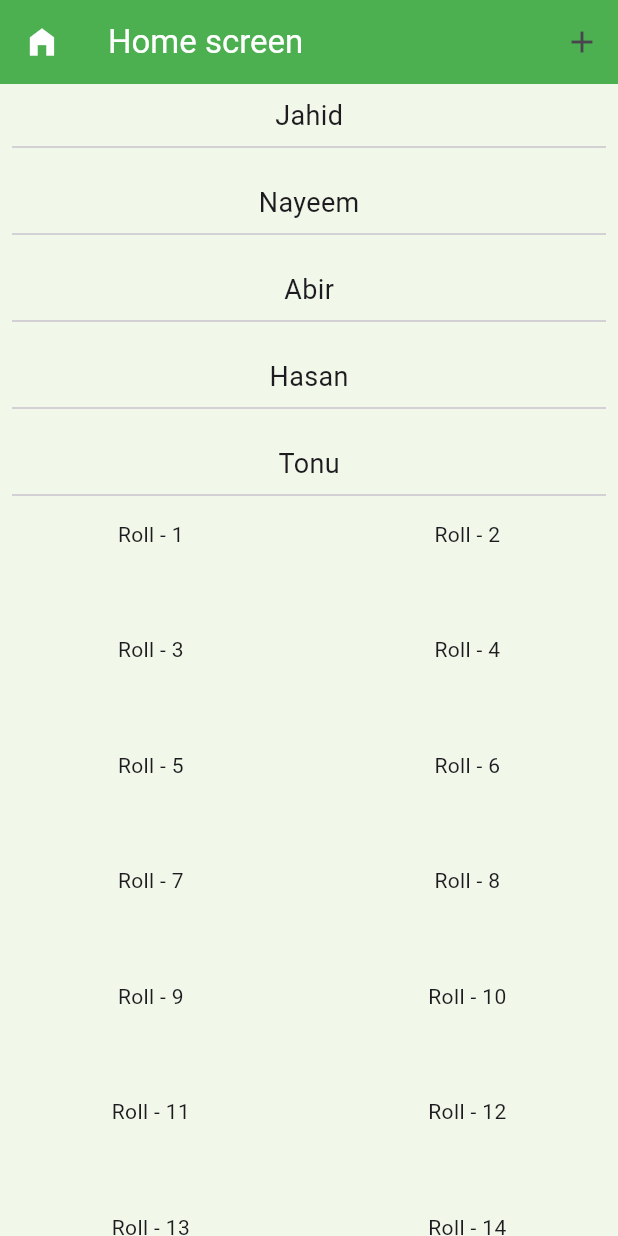
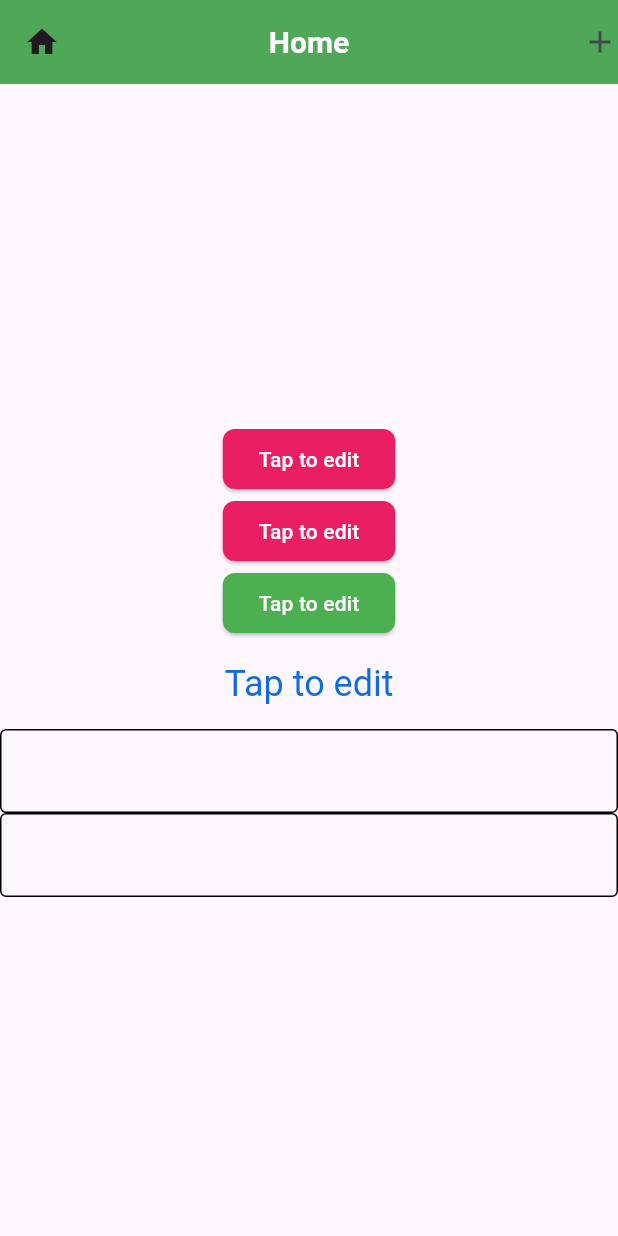
Before and after one commit to ashikmoinul/flutter_android_project, a Flutter app: the screen it shows after launch, on a phone screen of 412 x 824 dp. Run offline on Flutter 3.47's test engine with Material 3 defaults, Android fonts, the phone set to English and light mode, and no system bars.

Commit message:
Code Added

```diff
--- a/lib/main.dart
+++ b/lib/main.dart
@@ -1,5 +1,47 @@
-// Buttons(ElevatedButton, TextButton, IconButton, GestureDetector, InkWell)
-// |  TextField | Container | Padding
+/*import 'package:flutter/cupertino.dart';
+
+void main() {
+  runApp(iOSStyleApp());
+}
+
+class iOSStyleApp extends StatelessWidget {
+  const iOSStyleApp({super.key});
+
+  @override
+  Widget build(BuildContext context) {
+    return const CupertinoApp(
+      home: HomePage(),
+    );
+  }
+}
+
+class HomePage extends StatelessWidget {
+  const HomePage({super.key});
+
+  @override
+  Widget build(BuildContext context) {
+    return CupertinoPageScaffold(
+        navigationBar: CupertinoNavigationBar(
+          middle: Text('Home'),
+          trailing: CupertinoButton(
+            onPressed: () {},
+            child: Icon(CupertinoIcons.add),
+          ),
+        ),
+        child: Center(
+          child: Column(
+            mainAxisAlignment: MainAxisAlignment.center,
+            children: [
+              CupertinoActivityIndicator(
+                radius: 24,
+              ),
+              CupertinoSwitch(value: false, onChanged: (value) {})
+            ],
+          ),
+        ),
+    );
+  }
+}*/
 
 import 'package:flutter/material.dart';
 
@@ -8,271 +50,115 @@ void main() {
 }
 
 class MyApp extends StatelessWidget {
+  const MyApp({super.key});
+
   @override
   Widget build(BuildContext context) {
     return MaterialApp(
-      title: 'Hello World',
-      // debugShowCheckedModeBanner: false,
-      home: Home(),
+      home: HomeScreen(),
+      theme: ThemeData(
+          brightness: Brightness.light,
+          elevatedButtonTheme: ElevatedButtonThemeData(
+            // style: ElevatedButton.styleFrom(
+            //   backgroundColor: Colors.pink,
+            //   foregroundColor: Colors.white,
+            //   shape: RoundedRectangleBorder(
+            //     borderRadius: BorderRadius.circular(8),
+            //   ),
+            // ),
+            style: ButtonStyles.elevatedButton,
+          ),
+          textButtonTheme: TextButtonThemeData(
+            style: ButtonStyles.textButton,
+          ),
+          inputDecorationTheme: InputDecorationTheme(
+              enabledBorder: OutlineInputBorder(),
+              focusedBorder:
+              OutlineInputBorder(borderRadius: BorderRadius.circular(50)),
+              errorBorder: OutlineInputBorder(
+                  borderSide: BorderSide(color: Colors.red))),
+          appBarTheme: AppBarTheme(
+              backgroundColor: Colors.green,
+              centerTitle: true,
+              elevation: 3,
+              titleTextStyle: TextStyle(
+                  color: Colors.white,
+                  fontWeight: FontWeight.bold,
+                  fontSize: 20))),
+      darkTheme: ThemeData(
+        brightness: Brightness.dark,
+        elevatedButtonTheme: ElevatedButtonThemeData(
+          style: ElevatedButton.styleFrom(
+            backgroundColor: Colors.purple,
+            foregroundColor: Colors.white,
+            shape: RoundedRectangleBorder(
+              borderRadius: BorderRadius.circular(8),
+            ),
+          ),
+        ),
+      ),
+      themeMode: ThemeMode.light,
     );
   }
 }
 
-// Column => Vertically
-// Row => Horizontally
-
-class Home extends StatelessWidget {
-  List<String> studentList = [
-    'Jahid',
-    'Nayeem',
-    'Abir',
-    'Hasan',
-    'Tonu'
-  ];
+class HomeScreen extends StatelessWidget {
+  const HomeScreen({super.key});
 
   @override
   Widget build(BuildContext context) {
-    // Write whatever you want to show in screen
     return Scaffold(
-      backgroundColor: Colors.lightGreen.shade50,
       appBar: AppBar(
-        backgroundColor: Colors.green,
-        title: Text('Home screen', style: TextStyle(
-            color: Colors.white
-        ),),
-        leading: Icon(Icons.home_filled, color: Colors.white,),
+        title: Text('Home'),
+        leading: Icon(Icons.home),
         actions: [
-          IconButton(onPressed: () {
-            // ScaffoldMessenger.of(context).showSnackBar(
-            //   SnackBar(
-            //     content: Text('Money has been transferred'),
-            //     backgroundColor: Colors.green,
-            //     duration: Duration(seconds: 1),
-            //   ),
-            // );
-            showDialog(context: context, builder: (context) {
-              return AlertDialog(
-                title: Text('Send money'),
-                content: Text('Are you sure that you want to send money?'),
-                actions: [
-
-                ],
-              );
-            });
-          }, icon: Icon(Icons.add)),
+          Icon(Icons.add)
         ],
       ),
-      // body: SingleChildScrollView(
-      //   child: Column(
-      //     children: [
-      //       Text('sdfjdkslfkds'),
-      //       Text('sdfjdkslfkds'),
-      //       Text('sdfjdkslfkds'),
-      //       Text('sdfjdkslfkds'),
-      //       Text('sdfjdkslfkds'),
-      //       Text('sdfjdkslfkds'),
-      //       Text('sdfjdkslfkds'),
-      //       Text('sdfjdkslfkds'),
-      //       Text('sdfjdkslfkds'),
-      //       Text('sdfjdkslfkds'),
-      //       Text('sdfjdkslfkds'),
-      //       Text('sdfjdkslfkds'),
-      //       Text('sdfjdkslfkds'),
-      //       Text('sdfjdkslfkds'),
-      //       Text('sdfjdkslfkds'),
-      //       Text('sdfjdkslfkds'),
-      //       Text('sdfjdkslfkds'),
-      //       Text('sdfjdkslfkds'),
-      //       Text('sdfjdkslfkds'),
-      //       Text('sdfjdkslfkds'),
-      //       Text('sdfjdkslfkds'),
-      //       Text('sdfjdkslfkds'),
-      //       Text('sdfjdkslfkds'),
-      //       Text('sdfjdkslfkds'),
-      //       Text('sdfjdkslfkds'),
-      //       Text('sdfjdkslfkds'),
-      //       Text('sdfjdkslfkds'),
-      //       Text('sdfjdkslfkds'),
-      //       Text('sdfjdkslfkds'),
-      //       Text('sdfjdkslfkds'),
-      //       Text('sdfjdkslfkds'),
-      //       Text('sdfjdkslfkds'),
-      //       Text('sdfjdkslfkds'),
-      //       Text('sdfjdkslfkds'),
-      //       Text('sdfjdkslfkds'),
-      //       Text('sdfjdkslfkds'),
-      //       Text('sdfjdkslfkds'),
-      //       Text('sdfjdkslfkds'),
-      //       Text('sdfjdkslfkds'),
-      //       Text('sdfjdkslfkds'),
-      //       Text('sdfjdkslfkds'),
-      //       Text('sdfjdkslfkds'),
-      //       Text('sdfjdkslfkds'),
-      //       Text('sdfjdkslfkds'),
-      //       Text('sdfjdkslfkds'),
-      //       Text('sdfjdkslfkds'),
-      //     ]
-      //   ),
-      // )
-      /*body: ListView(
-          scrollDirection: Axis.horizontal,
+      body: Center(
+        child: Column(
+          mainAxisAlignment: MainAxisAlignment.center,
           children: [
-        Text('sdfjdkslfkds'),
-        Text('sdfjdkslfkds'),
-        Text('sdfjdkslfkds'),
-        Text('sdfjdkslfkds'),
-        Text('sdfjdkslfkds'),
-        Text('sdfjdkslfkds'),
-        Text('sdfjdkslfkds'),
-        Text('sdfjdkslfkds'),
-        Text('sdfjdkslfkds'),
-        Text('sdfjdkslfkds'),
-        Text('sdfjdkslfkds'),
-        Text('sdfjdkslfkds'),
-        Text('sdfjdkslfkds'),
-        Text('sdfjdkslfkds'),
-        Text('sdfjdkslfkds'),
-        Text('sdfjdkslfkds'),
-        Text('sdfjdkslfkds'),
-        Text('sdfjdkslfkds'),
-        Text('sdfjdkslfkds'),
-        Text('sdfjdkslfkds'),
-        Text('sdfjdkslfkds'),
-        Text('sdfjdkslfkds'),
-        Text('sdfjdkslfkds'),
-        Text('sdfjdkslfkds'),
-        Text('sdfjdkslfkds'),
-        Text('sdfjdkslfkds'),
-        Text('sdfjdkslfkds'),
-        Text('sdfjdkslfkds'),
-        Text('sdfjdkslfkds'),
-        Text('sdfjdkslfkds'),
-        Text('sdfjdkslfkds'),
-        Text('sdfjdkslfkds'),
-        Text('sdfjdkslfkds'),
-        Text('sdfjdkslfkds'),
-        Text('sdfjdkslfkds'),
-        Text('sdfjdkslfkds'),
-        Text('sdfjdkslfkds'),
-        Text('sdfjdkslfkds'),
-        Text('sdfjdkslfkds'),
-        Text('sdfjdkslfkds'),
-        Text('sdfjdkslfkds'),
-        Text('sdfjdkslfkds'),
-        Text('sdfjdkslfkds'),
-        Text('sdfjdkslfkds'),
-        Text('sdfjdkslfkds'),
-        Text('sdfjdkslfkds'),
-      ]),*/
-      /*body: ListView.builder(
-        itemCount: 100,
-          itemBuilder: (context, index) {
-            return Text('${index + 1}', style: TextStyle(
-              fontSize: 32
-            ),);
-          }
-      ),*/
-      /*body: ListView.builder(
-          itemCount: studentList.length,
-          itemBuilder: (context, index) {
-            return Padding(
-              padding: const EdgeInsets.all(8.0),
-              child: Column(
-                children: [
-                  Text(studentList[index], style: TextStyle(
-                    fontSize: 18
-                  ),),
-                  Divider()
-                ],
+            ElevatedButton(
+              onPressed: () {},
+              child: Text('Tap to edit'),
+            ),
+            ElevatedButton(
+              onPressed: () {},
+              child: Text('Tap to edit'),
+            ),
+            ElevatedButton(
+              style: ElevatedButton.styleFrom(backgroundColor: Colors.green),
+              onPressed: () {},
+              child: Text('Tap to edit'),
+            ),
+            // 0xFF - prefix
+            TextButton(
+              style: TextButton.styleFrom(
+                foregroundColor: Color(0xFF0F6CDC), // custom color
               ),
-            );
-          },
-      ),*/
-      /*body: ListView.separated(
-        itemCount: studentList.length,
-        itemBuilder: (context, index) {
-          return Row(
-            mainAxisAlignment: MainAxisAlignment.spaceBetween,
-            children: [
-              Text(studentList[index],
-                style: TextStyle(
-                  fontSize: 18
-              ),),
-              Text(studentList[index],
-                style: TextStyle(
-                  fontSize: 18
-              ),),
-            ],
-          );
-        },
-        separatorBuilder: (context, index) {
-          return Divider(
-            height: 32,
-            thickness: 2,
-            endIndent: 16,
-            indent: 8,
-            color: Colors.pink,
-          );
-        },
-      ),*/
-      /*body: GridView(
-        gridDelegate: SliverGridDelegateWithFixedCrossAxisCount(crossAxisCount: 6),
-        children: [
-          Text('1'),
-          Text('2'),
-          Text('3'),
-          Text('4'),
-          Text('5'),
-          Text('6'),
-          Text('7'),
-          Text('8'),
-          Text('8'),
-        ],
-      ),*/
-      // ALT + ENTER (Win)
-      // opt + Enter (Mac)
-      body: SingleChildScrollView(
-        child: Column(
-          children: [
-            ListView.builder(
-              shrinkWrap: true,
-              primary: false,
-              itemCount: studentList.length,
-              itemBuilder: (context, index) {
-                return Padding(
-                  padding: const EdgeInsets.all(8.0),
-                  child: Column(
-                    children: [
-                      Text(
-                        studentList[index],
-                        style: TextStyle(fontSize: 18),
-                      ),
-                      Divider()
-                    ],
-                  ),
-                );
-              },
+              onPressed: () {},
+              child: Text('Tap to edit'),
             ),
-            GridView.builder(
-              shrinkWrap: true,
-              primary: false,
-              itemCount: 100,
-              gridDelegate: SliverGridDelegateWithFixedCrossAxisCount(
-                  crossAxisCount: 2, childAspectRatio: 3,
-                  mainAxisSpacing: 10,
-                  crossAxisSpacing: 10
-              ),
-              itemBuilder: (context, index) {
-                return Column(
-                  children: [
-                    Text('Roll - ${index+1}'),
-                    // Text(studentList[index])
-                  ],
-                );
-              },),
+            TextField(),
+            TextField(),
           ],
         ),
       ),
     );
   }
 }
+
+class ButtonStyles {
+  static ButtonStyle elevatedButton = ElevatedButton.styleFrom(
+      backgroundColor: Colors.pink,
+      foregroundColor: Colors.white,
+      shape: RoundedRectangleBorder(borderRadius: BorderRadius.circular(8)));
+
+  static ButtonStyle textButton = TextButton.styleFrom(
+    textStyle: TextStyle(
+      fontSize: 24,
+    ),
+    padding: EdgeInsets.symmetric(horizontal: 24, vertical: 16),
+  );
+}
```
